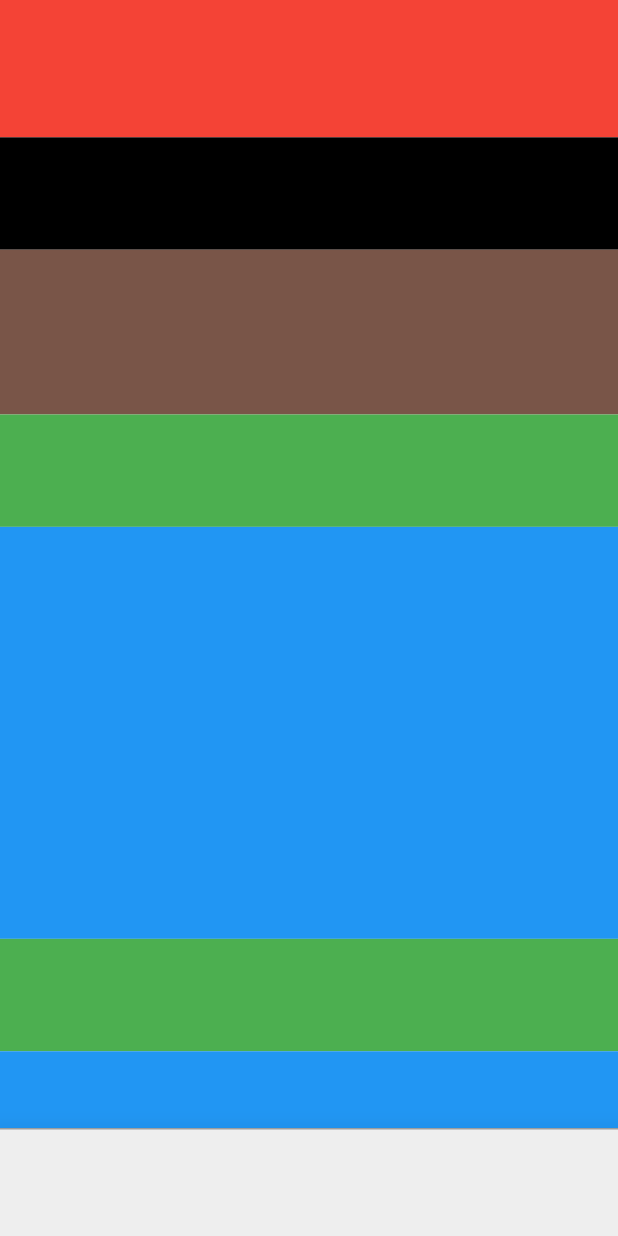
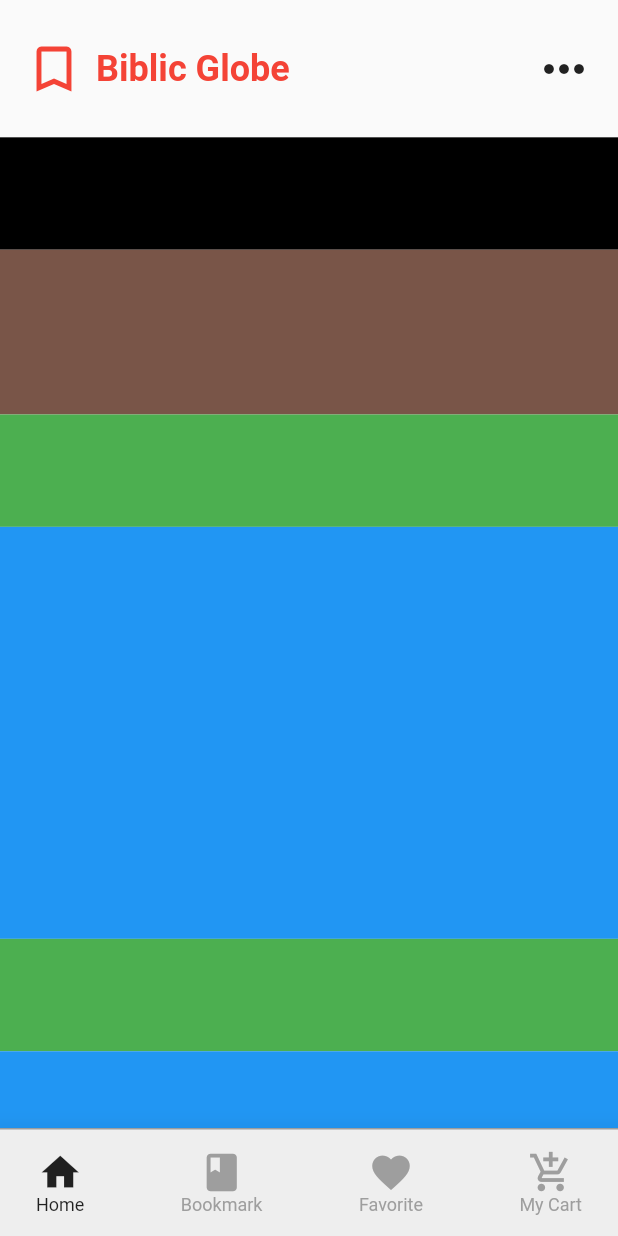
Before and after one commit to KhineKhineLin/Dribble-Flutter-UI2, a Flutter app: the screen it shows after launch, on a phone screen of 412 x 824 dp. Run offline on Flutter 3.47's test engine with Material 2 defaults, Android fonts, the phone set to English and light mode, and no system bars; our stand-ins replace google_fonts.

Commit message:
bookstore ui second commit

```diff
--- a/lib/bookstore app/book_store_main_page.dart
+++ b/lib/bookstore app/book_store_main_page.dart
@@ -16,10 +16,76 @@ class _BookStoreMainPageState extends State<BookStoreMainPage> {
       bottomNavigationBar: BottomAppBar(
         elevation: 16,
         child: Container(
+          padding: EdgeInsets.symmetric(horizontal: 24),
           decoration: BoxDecoration(
               color: Colors.grey[200],
               border: Border(top: BorderSide(color: Colors.grey))),
           height: 72,
+          child: Row(
+            crossAxisAlignment: CrossAxisAlignment.center,
+            mainAxisAlignment: MainAxisAlignment.spaceBetween,
+            children: [
+              Column(
+                mainAxisAlignment: MainAxisAlignment.center,
+                crossAxisAlignment: CrossAxisAlignment.center,
+                children: [
+                  Icon(
+                    Icons.home,
+                    size: 30,
+                  ),
+                  Text(
+                    'Home',
+                    style: TextStyle(fontSize: 12),
+                  )
+                ],
+              ),
+              Column(
+                mainAxisAlignment: MainAxisAlignment.center,
+                crossAxisAlignment: CrossAxisAlignment.center,
+                children: [
+                  Icon(
+                    Icons.book,
+                    size: 30,
+                    color: Colors.grey,
+                  ),
+                  Text(
+                    'Bookmark',
+                    style: TextStyle(fontSize: 12, color: Colors.grey),
+                  )
+                ],
+              ),
+              Column(
+                mainAxisAlignment: MainAxisAlignment.center,
+                crossAxisAlignment: CrossAxisAlignment.center,
+                children: [
+                  Icon(
+                    Icons.favorite,
+                    size: 30,
+                    color: Colors.grey,
+                  ),
+                  Text(
+                    'Favorite',
+                    style: TextStyle(fontSize: 12, color: Colors.grey),
+                  )
+                ],
+              ),
+              Column(
+                mainAxisAlignment: MainAxisAlignment.center,
+                crossAxisAlignment: CrossAxisAlignment.center,
+                children: [
+                  Icon(
+                    Icons.add_shopping_cart,
+                    size: 30,
+                    color: Colors.grey,
+                  ),
+                  Text(
+                    'My Cart',
+                    style: TextStyle(fontSize: 12, color: Colors.grey),
+                  )
+                ],
+              )
+            ],
+          ),
         ),
       ),
       body: SingleChildScrollView(
@@ -28,8 +94,32 @@ class _BookStoreMainPageState extends State<BookStoreMainPage> {
             crossAxisAlignment: CrossAxisAlignment.start,
             children: [
               Container(
+                padding: EdgeInsets.symmetric(horizontal: 16),
                 height: deviceHeight / 9,
-                decoration: BoxDecoration(color: Colors.red),
+                child: Row(
+                  children: [
+                    Icon(
+                      Icons.bookmark_border,
+                      size: 40,
+                      color: Colors.red,
+                    ),
+                    Padding(
+                      padding: const EdgeInsets.only(left: 8.0),
+                      child: Text(
+                        'Biblic Globe',
+                        style: TextStyle(
+                            color: Colors.red,
+                            fontWeight: FontWeight.bold,
+                            fontSize: 24),
+                      ),
+                    ),
+                    Spacer(),
+                    Icon(
+                      Icons.more_horiz,
+                      size: 40,
+                    )
+                  ],
+                ),
               ),
               Container(
                 height: deviceHeight / 11,
@@ -46,22 +136,16 @@ class _BookStoreMainPageState extends State<BookStoreMainPage> {
                 decoration: BoxDecoration(color: Colors.green),
               ),
               Container(
-                height: deviceHeight/3,
-                decoration: BoxDecoration(
-                  color: Colors.blue
-                ),
+                height: deviceHeight / 3,
+                decoration: BoxDecoration(color: Colors.blue),
               ),
               Container(
-                height: deviceHeight/11,
-                decoration: BoxDecoration(
-                  color: Colors.green
-                ),
+                height: deviceHeight / 11,
+                decoration: BoxDecoration(color: Colors.green),
               ),
               Container(
-                height: deviceHeight/3,
-                decoration: BoxDecoration(
-                  color: Colors.blue
-                ),
+                height: deviceHeight / 3,
+                decoration: BoxDecoration(color: Colors.blue),
               )
             ],
           ),
```
